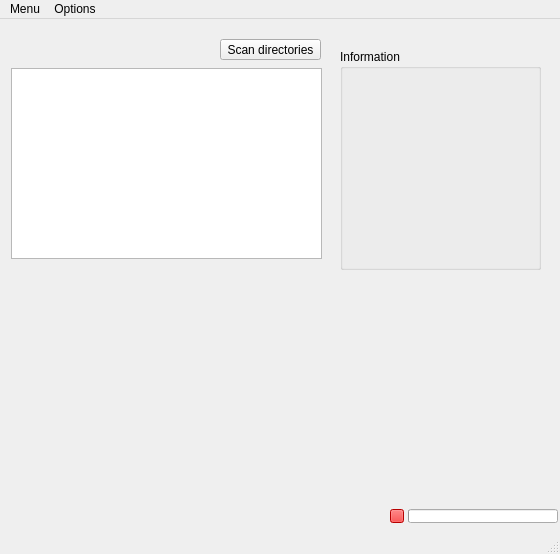
First picture: the form in gui/design.ui, repository bestrauc/IZW_Detector, before the edit.
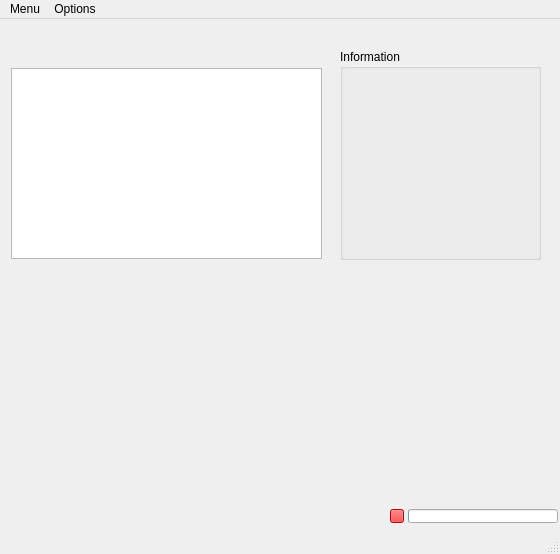
Second picture: the form after the edit. Icons and pictures are not drawn.

Commit message: Adjusted GUI design

Diff of the .ui file:
```diff
--- a/gui/design.ui
+++ b/gui/design.ui
@@ -23,7 +23,7 @@
       <x>340</x>
       <y>30</y>
       <width>201</width>
-      <height>221</height>
+      <height>211</height>
      </rect>
     </property>
     <property name="title">
@@ -138,19 +138,6 @@
      <string/>
     </property>
    </widget>
-   <widget class="QPushButton" name="pushButton">
-    <property name="geometry">
-     <rect>
-      <x>220</x>
-      <y>20</y>
-      <width>101</width>
-      <height>21</height>
-     </rect>
-    </property>
-    <property name="text">
-     <string>Scan directories</string>
-    </property>
-   </widget>
    <widget class="QPushButton" name="startButton">
     <property name="geometry">
      <rect>
```
Left out of the diff: 7 changed lines with no effect on the pictures.
